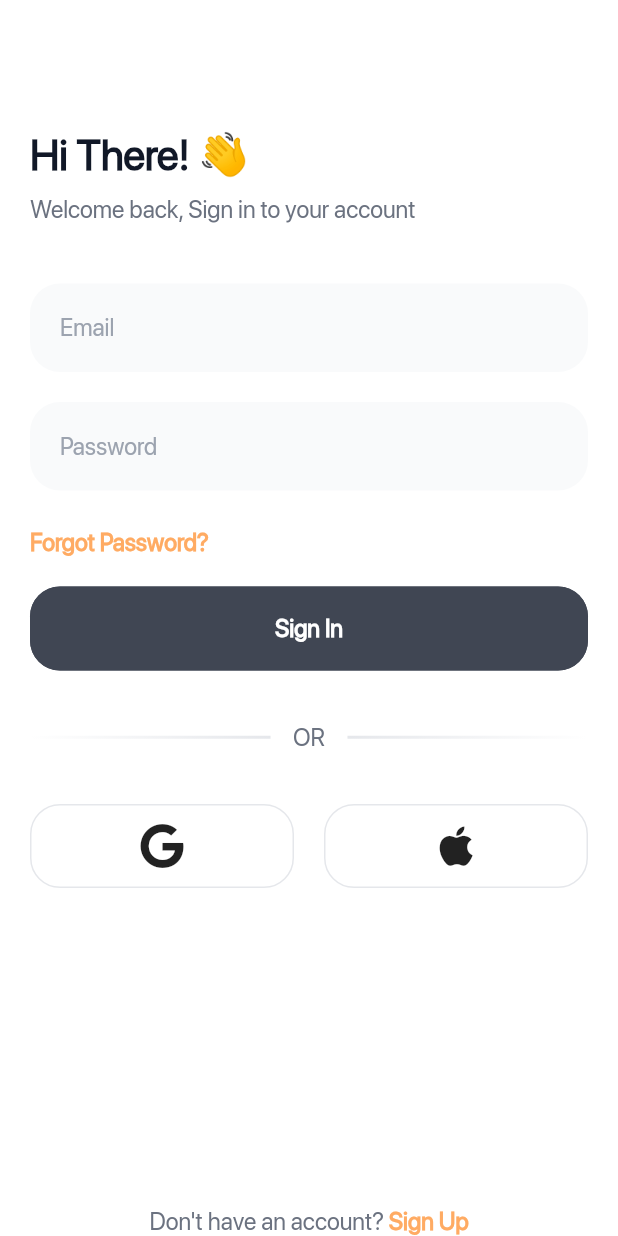
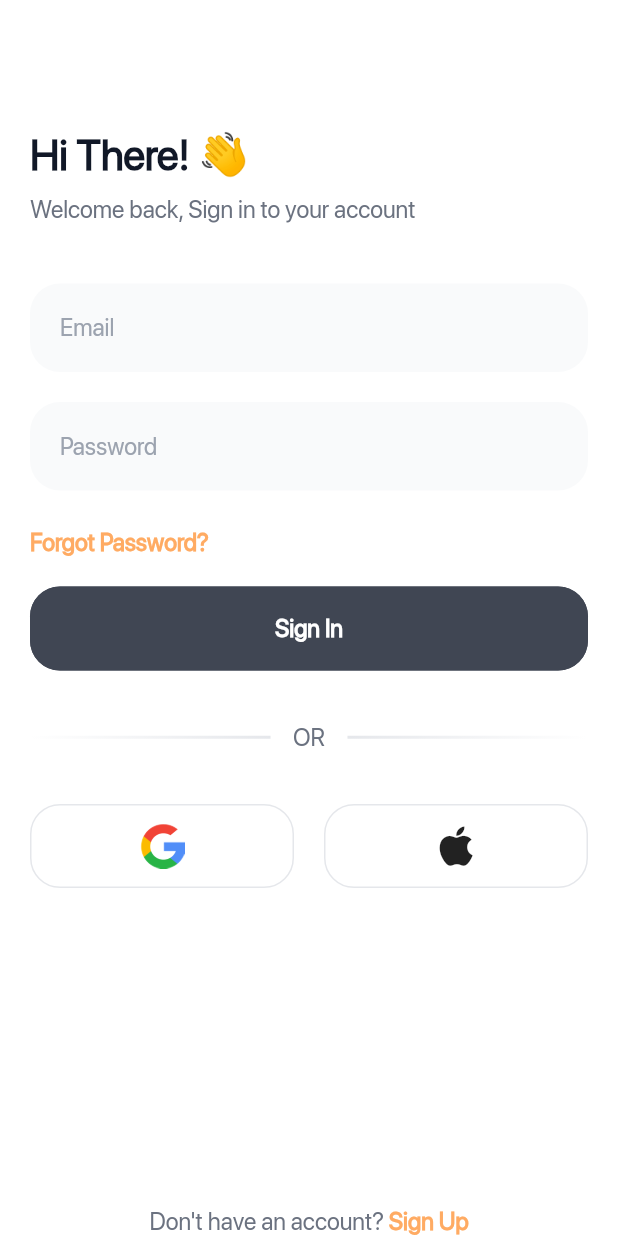
Before and after one commit to BashirYesufu/TEstRepo, a Flutter app: the SignInScreen screen opened by its route, on a phone screen of 412 x 824 dp. Run offline on Flutter 3.47's test engine with Material 2 defaults, Android fonts, the phone set to English and light mode, and no system bars; drawn by our look-alikes of modal_progress_hud_nsn; our stand-ins replace font_awesome_flutter, loading_animation_widget, smooth_page_indicator.

Commit message:
extract google apple widget

```diff
--- /dev/null
+++ b/lib/components/google_apple.dart
@@ -0,0 +1,71 @@
+import 'package:flutter/material.dart';
+import 'package:font_awesome_flutter/font_awesome_flutter.dart';
+import '../constants/apex_images.dart';
+import '../constants/color_constants.dart';
+import '../constants/text_styles.dart';
+import 'apex_icon_button.dart';
+
+
+class GoogleApple extends StatelessWidget {
+  const GoogleApple({
+    Key? key,
+  }) : super(key: key);
+
+  @override
+  Widget build(BuildContext context) {
+    return Column(
+      children: [
+        Padding(
+          padding: EdgeInsets.symmetric(vertical: 30.0),
+          child: Row(
+            children: [
+              Flexible(
+                child: Container(
+                  height: 2,
+                  width: double.infinity,
+                  decoration: BoxDecoration(
+                    gradient: LinearGradient(
+                        colors: [
+                          ApexColors.white,
+                          ApexColors.grey
+                        ]
+                    ),
+                  ),
+                ),
+              ),
+              Padding(
+                padding: EdgeInsets.symmetric(horizontal: 15.0),
+                child: Text('OR', style: ApexTextStyles.kDarkGrey16,),
+              ),
+              Flexible(
+                child: Container(
+                  height: 2,
+                  width: double.infinity,
+                  decoration: BoxDecoration(
+                    gradient: LinearGradient(
+                        colors: [
+                          ApexColors.grey,
+                          ApexColors.white,
+                        ]
+                    ),
+                  ),
+                ),
+              ),
+            ],
+          ),
+        ),
+        Row(
+          children: [
+            ApexIconButton(
+              child: Image.asset(ApexImages.google, height: 30, width: 30,),
+            ),
+            SizedBox(width: 20,),
+            ApexIconButton(
+              child: FaIcon(FontAwesomeIcons.apple, size: 30,),
+            ),
+          ],
+        )
+      ],
+    );
+  }
+}
--- a/lib/constants/apex_images.dart
+++ b/lib/constants/apex_images.dart
@@ -3,4 +3,5 @@ class ApexImages {
   static const pageOneIllustration = 'assets/images/illustration.png';
   static const pageTwoDevice = 'assets/images/device_two.png';
   static const pageTwoIllustration = 'assets/images/illustration_two.png';
+  static const google = 'assets/images/google.png';
 }
--- a/lib/screens/authentication/sign_in_screen.dart
+++ b/lib/screens/authentication/sign_in_screen.dart
@@ -1,14 +1,12 @@
 import 'package:apex/components/apex_button.dart';
 import 'package:apex/components/apex_scaffold.dart';
 import 'package:apex/components/apex_textfield.dart';
-import 'package:apex/constants/color_constants.dart';
 import 'package:apex/screens/authentication/forgot_password_screen.dart';
 import 'package:apex/screens/authentication/sign_up_screen.dart';
 import 'package:flutter/gestures.dart';
 import 'package:flutter/material.dart';
-import 'package:font_awesome_flutter/font_awesome_flutter.dart';
 import 'package:provider/provider.dart';
-import '../../components/apex_icon_button.dart';
+import '../../components/google_apple.dart';
 import '../../components/screen_title.dart';
 import '../../constants/text_styles.dart';
 import '../../utilities/provider/providers/loading_provider.dart';
@@ -75,7 +73,6 @@ class _SignInScreenState extends State<SignInScreen> {
           children: [
             InkWell(
               onTap: () {
-                //TODO: Navigate to forgot password screen
                   Navigator.pushNamed(
                       context, ForgotPasswordScreen.screenID);
               },
@@ -96,57 +93,9 @@ class _SignInScreenState extends State<SignInScreen> {
         text: 'Sign In',
         enabled: hasText,
       ),
-      Padding(
-        padding: EdgeInsets.symmetric(vertical: 30.0),
-        child: Row(
-          children: [
-            Flexible(
-              child: Container(
-                height: 2,
-                width: double.infinity,
-                decoration: BoxDecoration(
-                  gradient: LinearGradient(
-                    colors: [
-                      ApexColors.white,
-                      ApexColors.grey
-                    ]
-                  ),
-                ),
-              ),
-            ),
-            Padding(
-              padding: EdgeInsets.symmetric(horizontal: 15.0),
-              child: Text('OR', style: ApexTextStyles.kDarkGrey16,),
-            ),
-            Flexible(
-              child: Container(
-                height: 2,
-                width: double.infinity,
-                decoration: BoxDecoration(
-                  gradient: LinearGradient(
-                      colors: [
-                        ApexColors.grey,
-                        ApexColors.white,
-                      ]
-                  ),
-                ),
-              ),
-            ),
-          ],
-        ),
-      ),
-      Row(
-        children: [
-          ApexIconButton(
-            child: FaIcon(FontAwesomeIcons.google, size: 30,),
-          ),
-          SizedBox(width: 20,),
-          ApexIconButton(
-            child: FaIcon(FontAwesomeIcons.apple, size: 30,),
-          ),
-        ],
-      )
-    ]);
+      GoogleApple()
+    ],
+    );
   }
 
   checkButton() {
--- a/pubspec.yaml
+++ b/pubspec.yaml
@@ -29,6 +29,7 @@ dependencies:
   loading_animation_widget: ^1.2.0+1
   font_awesome_flutter: ^10.1.0
   smooth_page_indicator: ^1.0.0+2
+  dio: ^4.0.6
 
 dev_dependencies:
   flutter_test:
@@ -45,6 +46,7 @@ flutter:
     - assets/images/device.png
     - assets/images/illustration_two.png
     - assets/images/device_two.png
+    - assets/images/google.png
 
   fonts:
     - family: SFProDisplay
```
Also changed, not shown: assets/images/google.png (added), pubspec.lock.
